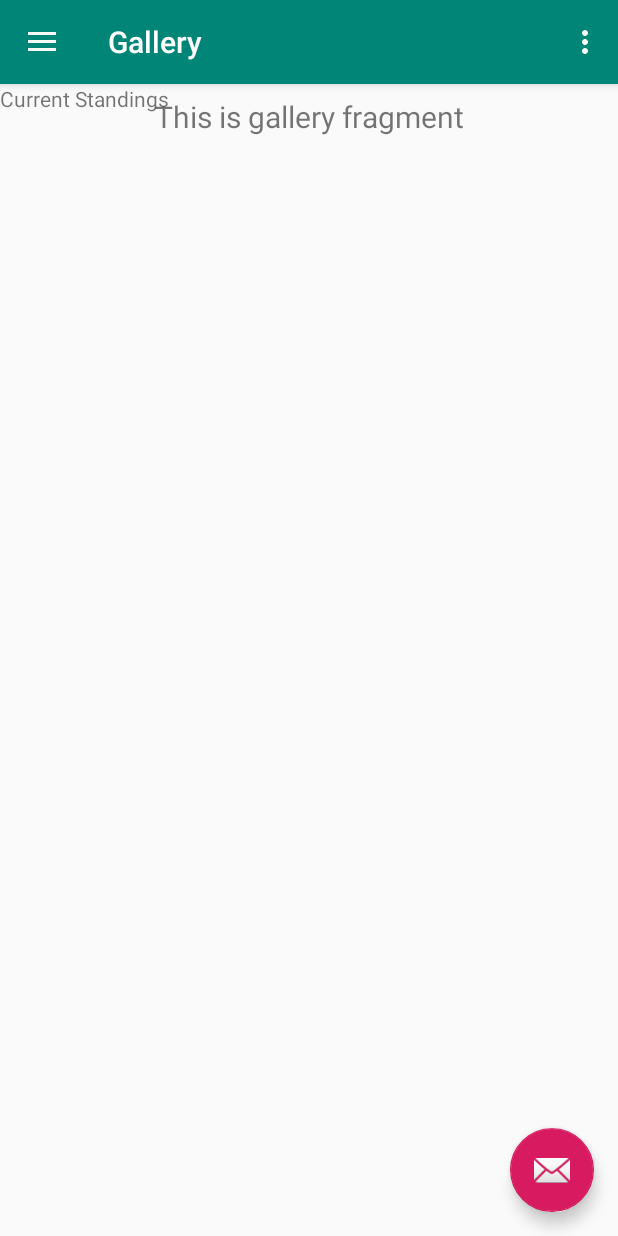
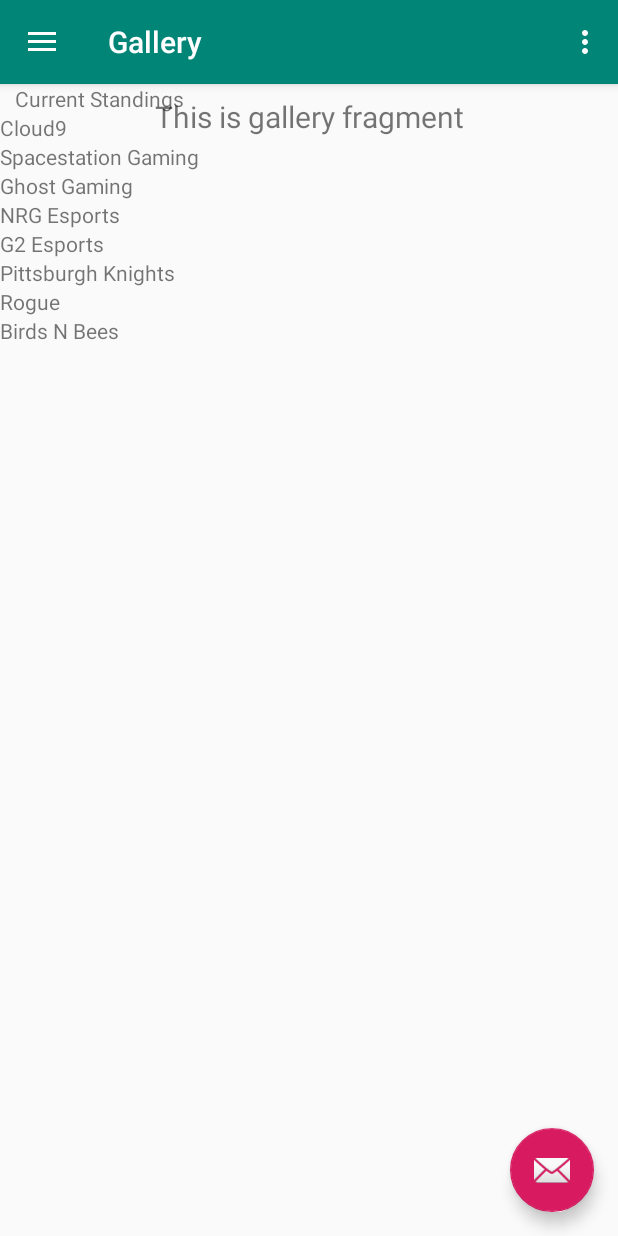
Before and after one commit to KWall1202/CS441_StatViewer, an Android app: the screen it shows after launch (MainActivity), in the side drawer, after a tap on "Gallery", on a phone screen of 412 x 824 dp. Run offline under Robolectric (Android 15) with nearby library versions, the phone set to English and light mode, and no system bars; our stand-ins replace navigation-ui.

Commit message:
Created Standings table in gallery fragment and added code to populate the team names column

```diff
--- a/app/src/main/java/com/example/cs441_statviewer/ui/gallery/GalleryFragment.java
+++ b/app/src/main/java/com/example/cs441_statviewer/ui/gallery/GalleryFragment.java
@@ -1,9 +1,12 @@
 package com.example.cs441_statviewer.ui.gallery;
 
+import android.content.Context;
 import android.os.Bundle;
 import android.view.LayoutInflater;
 import android.view.View;
 import android.view.ViewGroup;
+import android.widget.TableLayout;
+import android.widget.TableRow;
 import android.widget.TextView;
 
 import androidx.annotation.Nullable;
@@ -20,6 +23,7 @@ public class GalleryFragment extends Fragment {
 
     public View onCreateView(@NonNull LayoutInflater inflater,
                              ViewGroup container, Bundle savedInstanceState) {
+        Context context = getContext();
         galleryViewModel =
                 ViewModelProviders.of(this).get(GalleryViewModel.class);
         View root = inflater.inflate(R.layout.fragment_gallery, container, false);
@@ -30,6 +34,14 @@ public class GalleryFragment extends Fragment {
                 textView.setText(s);
             }
         });
+        final TableLayout NARLCSStandingsTable = root.findViewById(R.id.na_rlcs_standings_table);
+        String[] NARLCSTeamNames = context.getResources().getStringArray(R.array.NA_RLCS_Teams);
+        for(int i=1; i < NARLCSStandingsTable.getChildCount(); i++) {
+            TableRow curRow = (TableRow) NARLCSStandingsTable.getChildAt(i);
+            TextView teamName = (TextView) curRow.getChildAt(0);
+
+            teamName.setText(NARLCSTeamNames[i-1]);
+        }
         return root;
     }
 }
--- a/app/src/main/res/layout/fragment_gallery.xml
+++ b/app/src/main/res/layout/fragment_gallery.xml
@@ -19,13 +19,12 @@
 
     <ScrollView
         android:layout_width="match_parent"
-        android:layout_height="wrap_content"
-        app:layout_costraintTop_toTopOf="parent"
-        >
+        android:layout_height="wrap_content">
 
         <TableLayout
             android:layout_width="match_parent"
-            android:layout_height="wrap_content">
+            android:layout_height="wrap_content"
+            android:id="@+id/na_rlcs_standings_table">
             <TableRow>
                 <TextView
                     android:layout_height="wrap_content"
@@ -41,7 +40,47 @@
 
             </TableRow>
 
+            <TableRow>
+                <TextView
+                    />
 
+            </TableRow>
+
+            <TableRow>
+                <TextView
+                    />
+
+            </TableRow>
+
+            <TableRow>
+                <TextView
+                    />
+
+            </TableRow>
+
+            <TableRow>
+                <TextView
+                    />
+
+            </TableRow>
+
+            <TableRow>
+                <TextView
+                    />
+
+            </TableRow>
+
+            <TableRow>
+                <TextView
+                    />
+
+            </TableRow>
+
+            <TableRow>
+                <TextView
+                    />
+
+            </TableRow>
 
         </TableLayout>
 
```
